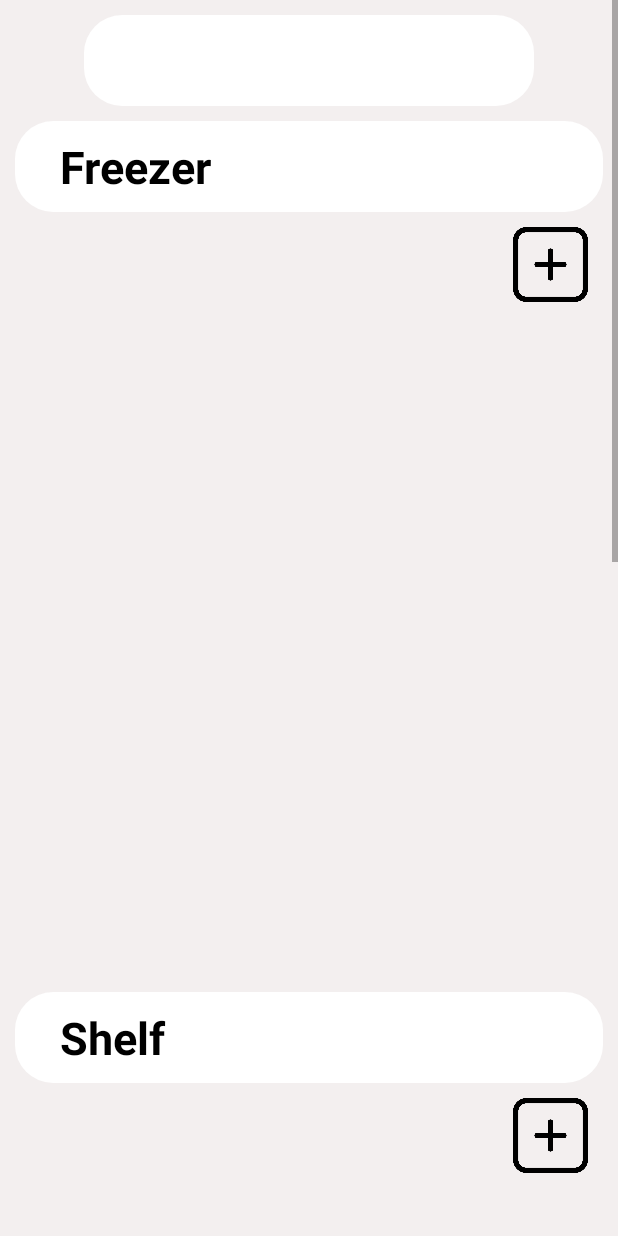
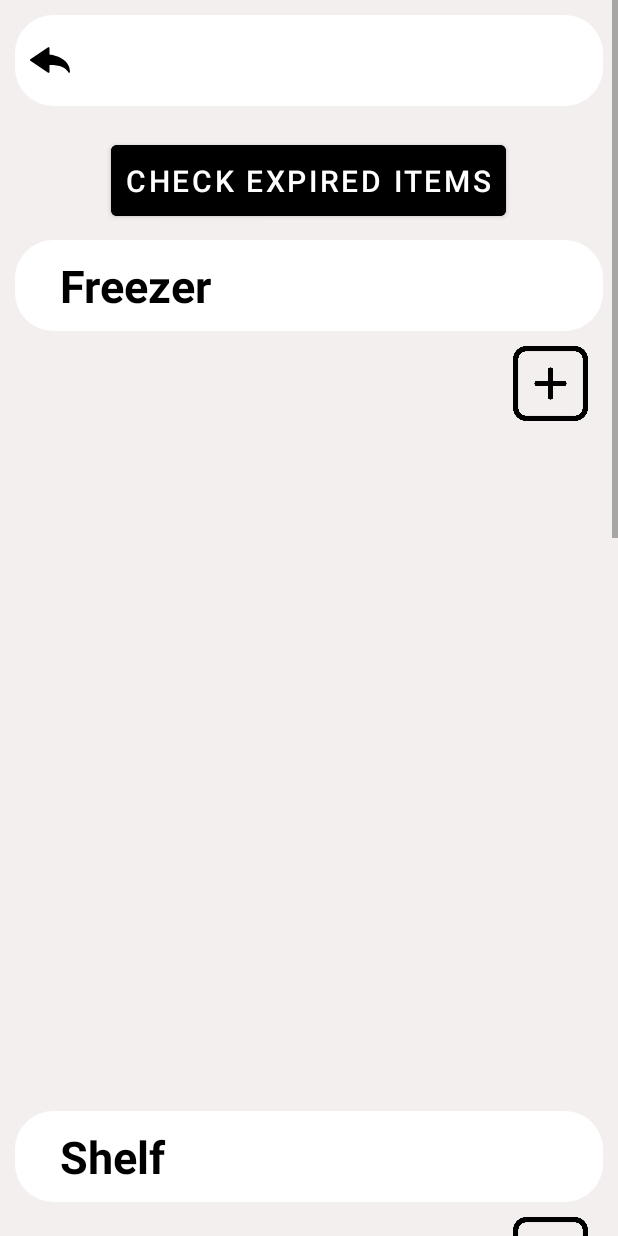
Before and after one commit to WongJiunLin/VirtualFridge, an Android app: the FridgeActivity screen opened directly, with no data from a screen before it, on a phone screen of 412 x 824 dp. Run offline under Robolectric (Android 15) with nearby library versions, the phone set to English and light mode, and no system bars; our stand-ins replace CircleImageView, Firebase (no records; nobody signed in at launch, a user with empty details on screens opened directly), Picasso.

Commit message:
check all expired items done ( cannot delete the item in fridge but only in expired item list because did not have the fridge container type in ExpiredItemsAdapter)

```diff
--- a/app/src/main/AndroidManifest.xml
+++ b/app/src/main/AndroidManifest.xml
@@ -11,7 +11,8 @@
         android:roundIcon="@mipmap/ic_launcher_round"
         android:supportsRtl="true"
         android:theme="@style/Theme.TestingFYP">
-        <activity android:name=".ProfileActivity"></activity>
+        <activity android:name=".ExpiredItemsActivity"></activity>
+        <activity android:name=".ProfileActivity" />
         <activity android:name=".FridgeActivity" />
         <activity android:name=".AddFridgeActivity" />
         <activity android:name=".HomeActivity" />
--- a/app/src/main/java/com/example/testingfyp/FridgeActivity.java
+++ b/app/src/main/java/com/example/testingfyp/FridgeActivity.java
@@ -7,6 +7,7 @@ import androidx.recyclerview.widget.RecyclerView;
 import android.content.Intent;
 import android.os.Bundle;
 import android.view.View;
+import android.widget.Button;
 import android.widget.ImageButton;
 import android.widget.TextView;
 
@@ -23,6 +24,8 @@ public class FridgeActivity extends AppCompatActivity {
     private RecyclerView rvFreezer, rvShelf, rvDrawer;
     private ImageButton btnFreezerAdd, btnShelfAdd, btnDrawerAdd;
     private ItemAdapter itemAdapterForFreezer, itemAdapterForShelf, itemAdapterForDrawer;
+
+    private Button  btnCheckExpiredItems;
 
     private FirebaseAuth mAuth;
     private String currentUserId;
@@ -53,6 +56,14 @@ public class FridgeActivity extends AppCompatActivity {
         String fridgeKey = intentFromFridgeAdapter.getStringExtra("fridgeKey");
         tvFridgeNameBanner = findViewById(R.id.tvFridgeNameBanner);
         tvFridgeNameBanner.setText(fridgeName);
+
+        // while click on the tvFridgeNameBanner and close current activity
+        tvFridgeNameBanner.setOnClickListener(new View.OnClickListener() {
+            @Override
+            public void onClick(View v) {
+                finish();
+            }
+        });
 
         // set up the recycler options for the freezer
         FirebaseRecyclerOptions<Item> freezerOptions =
@@ -115,7 +126,18 @@ public class FridgeActivity extends AppCompatActivity {
             }
         });
 
+        btnCheckExpiredItems = (Button) findViewById(R.id.btnCheckExpiredItems);
+        btnCheckExpiredItems.setOnClickListener(new View.OnClickListener() {
+            @Override
+            public void onClick(View v) {
+                Intent intentToExpiredItems = new Intent(FridgeActivity.this, ExpiredItemsActivity.class);
+                intentToExpiredItems.putExtra("fridgeKey",fridgeKey);
+                startActivity(intentToExpiredItems);
+            }
+        });
+
     }
+
 
     @Override
     protected void onStart() {
--- /dev/null
+++ b/app/src/main/res/drawable/icon_back_arrow.xml
@@ -0,0 +1,9 @@
+<vector xmlns:android="http://schemas.android.com/apk/res/android"
+    android:width="26.676dp"
+    android:height="26.676dp"
+    android:viewportWidth="26.676"
+    android:viewportHeight="26.676">
+  <path
+      android:fillColor="#FF000000"
+      android:pathData="M26.105,21.891c-0.229,0 -0.439,-0.131 -0.529,-0.346l0,0c-0.066,-0.156 -1.716,-3.857 -7.885,-4.59c-1.285,-0.156 -2.824,-0.236 -4.693,-0.25v4.613c0,0.213 -0.115,0.406 -0.304,0.508c-0.188,0.098 -0.413,0.084 -0.588,-0.033L0.254,13.815C0.094,13.708 0,13.528 0,13.339c0,-0.191 0.094,-0.365 0.254,-0.477l11.857,-7.979c0.175,-0.121 0.398,-0.129 0.588,-0.029c0.19,0.102 0.303,0.295 0.303,0.502v4.293c2.578,0.336 13.674,2.33 13.674,11.674c0,0.271 -0.191,0.508 -0.459,0.562C26.18,21.891 26.141,21.891 26.105,21.891z"/>
+</vector>
--- a/app/src/main/res/layout/activity_fridge.xml
+++ b/app/src/main/res/layout/activity_fridge.xml
@@ -13,17 +13,31 @@
         android:layout_height="match_parent">
         <TextView
             android:id="@+id/tvFridgeNameBanner"
-            android:layout_width="300dp"
+            android:layout_width="match_parent"
             android:layout_height="wrap_content"
             android:layout_centerHorizontal="true"
-            android:layout_marginTop="10dp"
             android:text="Fridge Name"
+            android:drawableLeft="@drawable/icon_back_arrow"
             android:textColor="@color/black"
             android:fontFamily="sans-serif-black"
             android:textSize="30sp"
             android:textAlignment="center"
             android:background="@drawable/banner_bg"
+            android:layout_margin="10dp"
             android:padding="10dp" />
+
+        <Button
+            android:id="@+id/btnCheckExpiredItems"
+            android:layout_width="wrap_content"
+            android:layout_height="wrap_content"
+            android:text="Check Expired Items"
+            android:textColor="@color/white"
+            android:textSize="20sp"
+            android:padding="10dp"
+            android:layout_below="@+id/tvFridgeNameBanner"
+            android:backgroundTint="@color/black"
+            android:layout_marginTop="10dp"
+            android:layout_centerHorizontal="true"/>
 
         <TextView
             android:id="@+id/tvFreezerBanner"
@@ -37,7 +51,7 @@
             android:paddingBottom="10dp"
             android:paddingLeft="30dp"
             android:background="@drawable/banner_bg"
-            android:layout_below="@+id/tvFridgeNameBanner"
+            android:layout_below="@+id/btnCheckExpiredItems"
             android:layout_margin="10dp"/>
 
         <ImageButton
```
Also changed, not shown: app/src/main/java/com/example/testingfyp/ExpiredItemsActivity.java (added, +72 -0 lines), app/src/main/java/com/example/testingfyp/ExpiredItemsAdapter.java (added, +112 -0 lines), app/src/main/java/com/example/testingfyp/ItemAdapter.java (+39 -5 lines), app/src/main/java/com/example/testingfyp/ProfileActivity.java (+15 -1 lines), app/src/main/res/layout/activity_expired_items.xml (added, +34 -0 lines), app/src/main/res/layout/item_cardview.xml (+12 -1 lines), app/src/main/res/values/strings.xml (line endings or trailing spaces).
